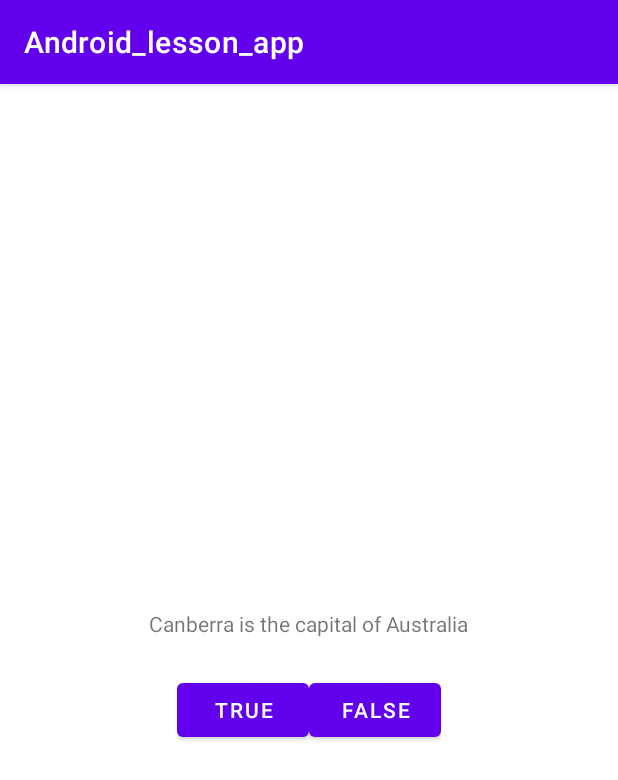
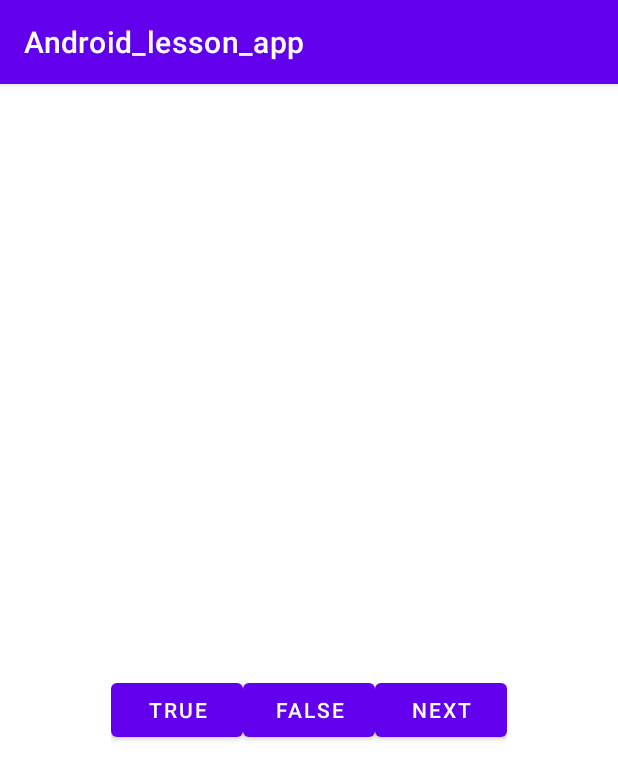
Before and after one commit to Andrey-Tsaryk/Book_lesson_app_prof, an Android app: the screen it shows after launch (MainActivity), on a phone screen of 412 x 824 dp. Shown: the top 780 px of the screen. Run offline under Robolectric (Android 15) with nearby library versions, the phone set to English and light mode, and no system bars.

Commit message:
added next - button

```diff
--- a/app/src/main/java/com/tsaryk/android_lesson_app/MainActivity.kt
+++ b/app/src/main/java/com/tsaryk/android_lesson_app/MainActivity.kt
@@ -3,13 +3,28 @@ package com.tsaryk.android_lesson_app
 import androidx.appcompat.app.AppCompatActivity
 import android.os.Bundle
 import android.view.View
+import android.widget.AutoCompleteTextView
 import android.widget.Button
+import android.widget.TextView
 import android.widget.Toast
+import kotlin.properties.Delegates
 
 class MainActivity : AppCompatActivity() {
 
     private lateinit var trueButton: Button
     private lateinit var falseButton: Button
+    private lateinit var nextButton: Button
+    private lateinit var questionTextView: TextView
+
+    private val questionBank = listOf(
+        Question(R.string.question_australia, true),
+        Question(R.string.question_oceans, true),
+        Question(R.string.question_mideast, false),
+        Question(R.string.question_africa, false),
+        Question(R.string.question_americas, true),
+        Question(R.string.question_asia, true)
+    )
+    private var currentIndex = 0
 
     override fun onCreate(savedInstanceState: Bundle?) {
         super.onCreate(savedInstanceState)
@@ -32,5 +47,9 @@ class MainActivity : AppCompatActivity() {
                 Toast.LENGTH_SHORT)
                 .show()
         }
+        nextButton = findViewById(R.id.next_button)
+        questionTextView = findViewById(R.id.question_text_view)
+        val questionTextResId = questionBank[currentIndex].textResId
+        questionTextView.setText(questionTextResId)
     }
 }
--- /dev/null
+++ b/app/src/main/java/com/tsaryk/android_lesson_app/Question.kt
@@ -0,0 +1,5 @@
+package com.tsaryk.android_lesson_app
+
+import androidx.annotation.StringRes
+
+data class Question(@StringRes val textResId: Int, val answer: Boolean)
--- a/app/src/main/res/layout/activity_main.xml
+++ b/app/src/main/res/layout/activity_main.xml
@@ -1,6 +1,7 @@
 <?xml version="1.0" encoding="utf-8"?>
 <LinearLayout
     xmlns:android="http://schemas.android.com/apk/res/android"
+    xmlns:tools="http://schemas.android.com/tools"
 
     android:layout_width="match_parent"
     android:layout_height="match_parent"
@@ -8,10 +9,12 @@
     android:orientation="vertical">
 
     <TextView
+        android:id="@+id/question_text_view"
         android:layout_width="wrap_content"
         android:layout_height="wrap_content"
+        android:gravity="center"
         android:padding="24dp"
-        android:text="@string/guestion_text" />
+        tools:text="@string/question_australia"/>
 
     <LinearLayout
         android:layout_width="wrap_content"
@@ -24,12 +27,17 @@
             android:layout_height="wrap_content"
             android:text="@string/true_button" />
 
-
         <Button
             android:id="@+id/false_button"
             android:layout_width="wrap_content"
             android:layout_height="wrap_content"
             android:text="@string/false_button"/>
 
+        <Button
+            android:id="@+id/next_button"
+            android:layout_width="wrap_content"
+            android:layout_height="wrap_content"
+            android:text="@string/next_button" />
+
     </LinearLayout>
 </LinearLayout>
--- a/app/src/main/res/values/strings.xml
+++ b/app/src/main/res/values/strings.xml
@@ -1,8 +1,15 @@
 <resources>
     <string name="app_name">Android_lesson_app</string>
     <string name="true_button">True</string>
-    <string name="guestion_text">Canberra is the capital of Australia</string>
+    <string name="guestion_australia">Canberra is the capital of Australia</string>
+    <string name="question_oceans">The Pacific Ocean is larger than the Atlantic Ocean. </string>
+    <string name="question_mideast">The Suez Canal connects the Red Sea and the Indian Ocean. </string>
+    <string name="question_africa">The source of the Nile River is in Egypt.</string>
+    <string name="question_americas">The Amazon River is the longest river in the Americas. </string>
+    <string name="question_asia">Lake Baikal is the world\'s oldest and deepest freshwater lake. </string>
     <string name="false_button">FALSE</string>
+    <string name="next_button">NEXT</string>
     <string name="correct_toast">Correct</string>
     <string name="incorrect_toast">Incorrect</string>
+    <string name="question_australia" />
 </resources>
```
